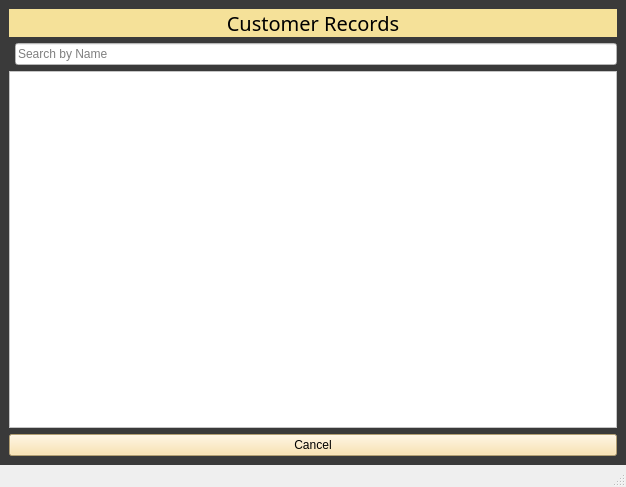
Qt form cust_rec.ui (Aenan05/MAXPC) before a commit.
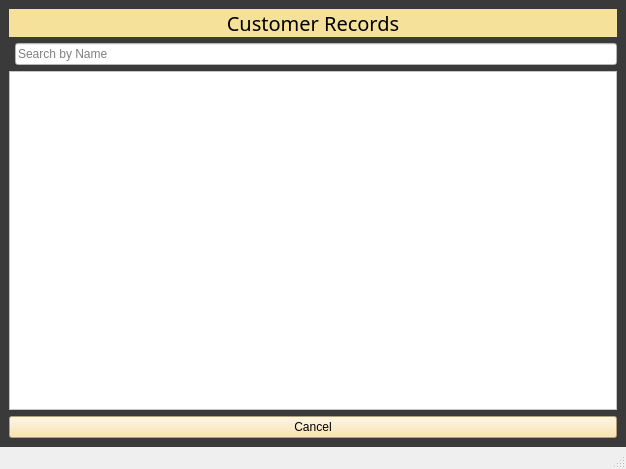
The same form after that commit.

```diff
--- a/cust_rec.ui
+++ b/cust_rec.ui
@@ -7,7 +7,7 @@
     <x>0</x>
     <y>0</y>
     <width>626</width>
-    <height>487</height>
+    <height>469</height>
    </rect>
   </property>
   <property name="windowTitle">
```
Left out of the diff: 2 changed lines with no effect on the pictures.
